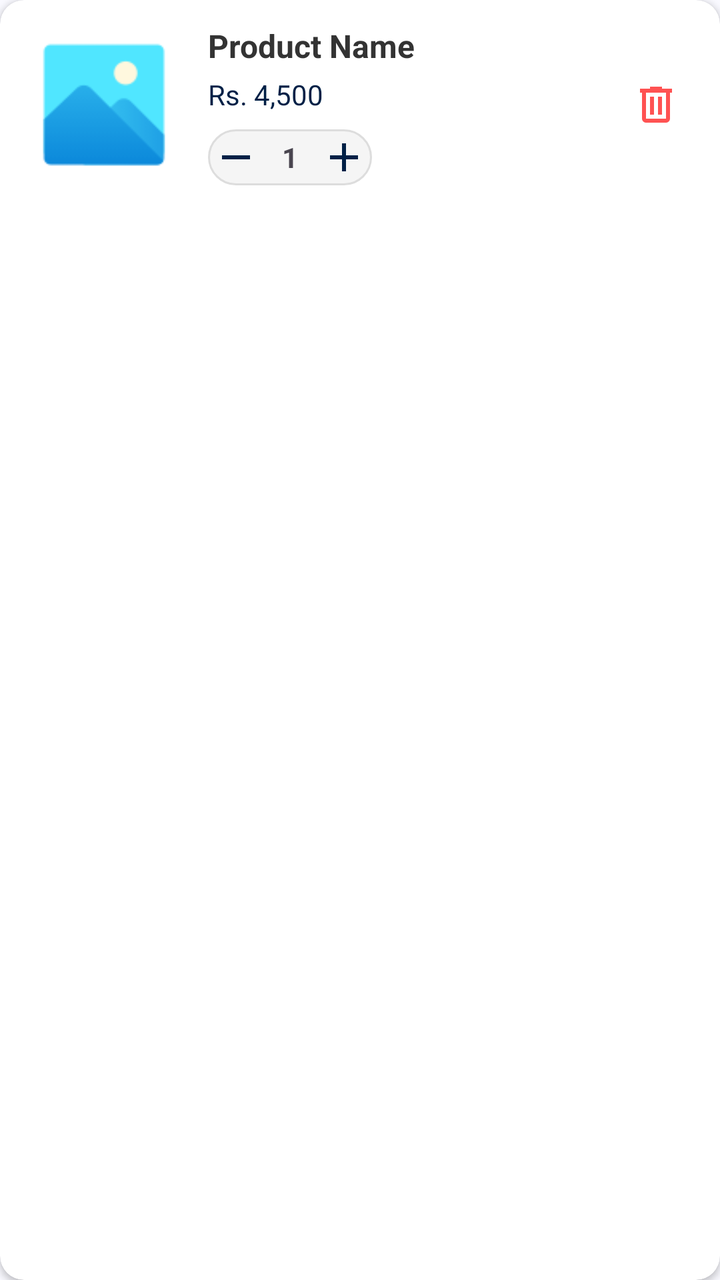
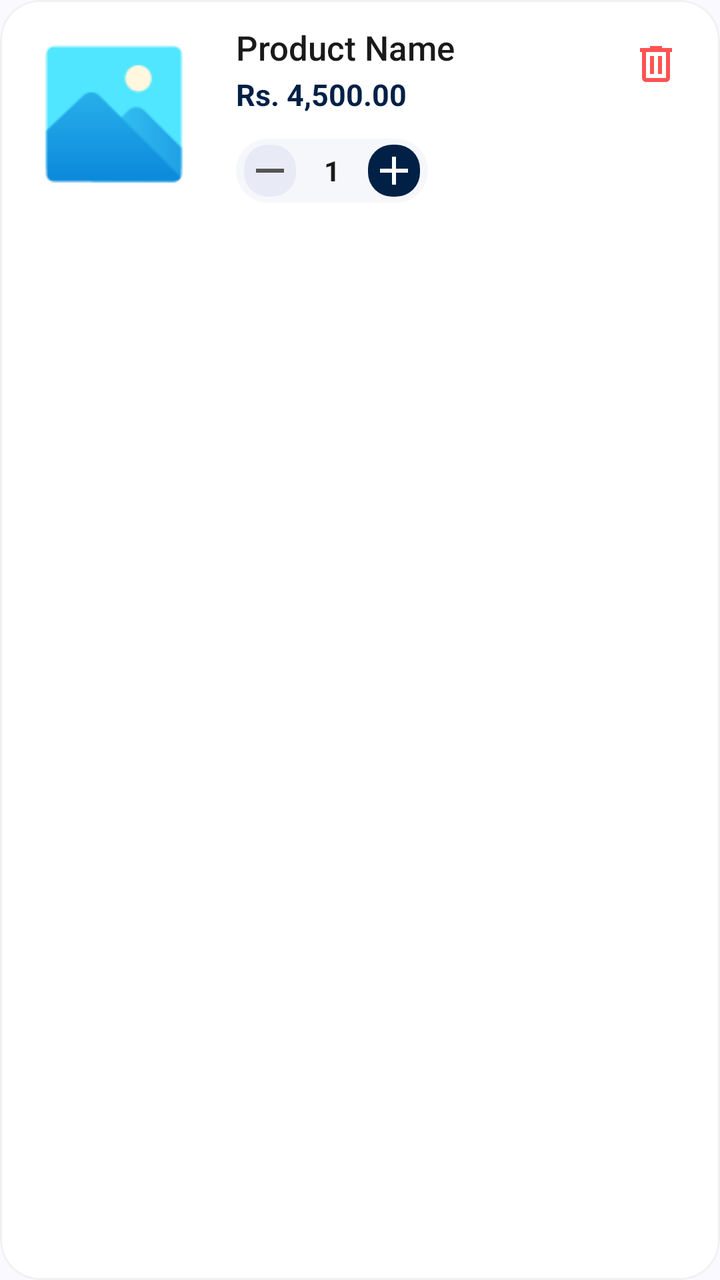

An Android layout rendered at two revisions. The XML below is the earlier revision; the diff shows what the commit changed to produce the second picture.
<!-- AndroidManifest.xml: application theme Theme.Evora -->
<!-- res/layout/item_cart.xml -->
<?xml version="1.0" encoding="utf-8"?>
<androidx.cardview.widget.CardView xmlns:android="http://schemas.android.com/apk/res/android"
    xmlns:app="http://schemas.android.com/apk/res-auto"
    android:layout_width="match_parent"
    android:layout_height="wrap_content"
    android:layout_marginVertical="6dp"
    app:cardCornerRadius="12dp"
    app:cardElevation="2dp">

    <LinearLayout
        android:layout_width="match_parent"
        android:layout_height="wrap_content"
        android:gravity="center_vertical"
        android:orientation="horizontal"
        android:padding="12dp">

        <ImageView
            android:id="@+id/cart_product_img"
            android:layout_width="80dp"
            android:layout_height="80dp"
            android:scaleType="centerCrop"
            android:src="@drawable/placeholder" />

        <LinearLayout
            android:layout_width="0dp"
            android:layout_height="wrap_content"
            android:layout_marginStart="12dp"
            android:layout_weight="1"
            android:orientation="vertical">

            <TextView
                android:id="@+id/cart_product_name"
                android:layout_width="wrap_content"
                android:layout_height="wrap_content"
                android:text="Product Name"
                android:textColor="#333333"
                android:textSize="16sp"
                android:textStyle="bold" />

            <TextView
                android:id="@+id/cart_product_price"
                android:layout_width="wrap_content"
                android:layout_height="wrap_content"
                android:layout_marginTop="4dp"
                android:text="Rs. 4,500"
                android:textColor="?attr/colorPrimary" />

            <LinearLayout
                android:layout_width="wrap_content"
                android:layout_height="wrap_content"
                android:layout_marginTop="8dp"
                android:background="@drawable/search_bg"
                android:gravity="center_vertical"
                android:orientation="horizontal"
                android:padding="2dp">
                <ImageButton
                    android:id="@+id/btn_cart_minus"
                    android:layout_width="24dp"
                    android:layout_height="24dp"
                    android:background="?attr/selectableItemBackgroundBorderless"
                    android:src="@drawable/remove" />
                <TextView
                    android:id="@+id/tv_cart_qty"
                    android:layout_width="30dp"
                    android:layout_height="wrap_content"
                    android:gravity="center"
                    android:text="1"
                    android:textStyle="bold" />
                <ImageButton
                    android:id="@+id/btn_cart_plus"
                    android:layout_width="24dp"
                    android:layout_height="24dp"
                    android:background="?attr/selectableItemBackgroundBorderless"
                    android:src="@drawable/add" />
            </LinearLayout>
        </LinearLayout>

        <ImageButton
            android:id="@+id/btn_remove_item"
            android:layout_width="40dp"
            android:layout_height="40dp"
            android:background="?attr/selectableItemBackgroundBorderless"
            android:src="@drawable/delete"
            app:tint="#FF5252" />

    </LinearLayout>
</androidx.cardview.widget.CardView>
<!-- resources referenced by this layout -->
<resources>
  <!-- drawable remove (drawable) -->
  <vector xmlns:android="http://schemas.android.com/apk/res/android"
      android:width="24dp"
      android:height="24dp"
      android:viewportWidth="960"
      android:viewportHeight="960">
    <path
        android:pathData="M200,520v-80h560v80L200,520Z"
        android:fillColor="#002046"/>
  </vector>
  <!-- drawable search_bg (drawable) -->
  <?xml version="1.0" encoding="utf-8"?>
  <shape xmlns:android="http://schemas.android.com/apk/res/android">
      <solid android:color="#F5F5F5"/> <corners android:radius="20dp"/>  <stroke
      android:width="1dp"
      android:color="#DDDDDD"/>     </shape>
  <color name="md_theme_primary">#002046</color>
  <color name="md_theme_onPrimary">#FFFFFF</color>
  <color name="md_theme_primaryContainer">#D6E3FF</color>
  <color name="md_theme_onPrimaryContainer">#264777</color>
  <color name="md_theme_secondary">#555F71</color>
  <color name="md_theme_onSecondary">#FFFFFF</color>
  <color name="md_theme_secondaryContainer">#D9E3F9</color>
  <color name="md_theme_onSecondaryContainer">#3E4758</color>
  <color name="md_theme_tertiary">#6F5675</color>
  <color name="md_theme_onTertiary">#FFFFFF</color>
  <color name="md_theme_tertiaryContainer">#F9D8FE</color>
  <color name="md_theme_onTertiaryContainer">#563E5C</color>
  <color name="md_theme_error">#BA1A1A</color>
  <color name="md_theme_onError">#FFFFFF</color>
  <color name="md_theme_errorContainer">#FFDAD6</color>
  <color name="md_theme_onErrorContainer">#93000A</color>
  <color name="md_theme_background">#F9F9FF</color>
  <color name="md_theme_onBackground">#191C20</color>
  <color name="md_theme_surface">#F9F9FF</color>
  <color name="md_theme_onSurface">#191C20</color>
  <color name="md_theme_surfaceVariant">#E0E2EC</color>
  <color name="md_theme_onSurfaceVariant">#44474E</color>
  <color name="md_theme_outline">#74777F</color>
  <color name="md_theme_outlineVariant">#C4C6CF</color>
  <color name="md_theme_inverseSurface">#2E3036</color>
  <color name="md_theme_inverseOnSurface">#F0F0F7</color>
  <color name="md_theme_inversePrimary">#A9C7FF</color>
  <color name="md_theme_primaryFixed">#D6E3FF</color>
  <color name="md_theme_onPrimaryFixed">#001B3D</color>
  <color name="md_theme_primaryFixedDim">#A9C7FF</color>
  <color name="md_theme_onPrimaryFixedVariant">#264777</color>
  <color name="md_theme_secondaryFixed">#D9E3F9</color>
  <color name="md_theme_onSecondaryFixed">#121C2B</color>
  <color name="md_theme_secondaryFixedDim">#BDC7DC</color>
  <color name="md_theme_onSecondaryFixedVariant">#3E4758</color>
  <color name="md_theme_tertiaryFixed">#F9D8FE</color>
  <color name="md_theme_onTertiaryFixed">#28132F</color>
  <color name="md_theme_tertiaryFixedDim">#DCBCE1</color>
  <color name="md_theme_onTertiaryFixedVariant">#563E5C</color>
  <color name="md_theme_surfaceDim">#D9D9E0</color>
  <color name="md_theme_surfaceBright">#F9F9FF</color>
  <color name="md_theme_surfaceContainerLowest">#FFFFFF</color>
  <color name="md_theme_surfaceContainerLow">#F3F3FA</color>
  <color name="md_theme_surfaceContainer">#EDEDF4</color>
  <color name="md_theme_surfaceContainerHigh">#E7E8EE</color>
  <color name="md_theme_surfaceContainerHighest">#E2E2E9</color>
  <!-- unchanged entries left out for length: 4 -->
</resources>

<!-- the commit's change to res/layout/item_cart.xml (unified diff, before → after) -->
@@ -1,11 +1,15 @@
 <?xml version="1.0" encoding="utf-8"?>
-<androidx.cardview.widget.CardView xmlns:android="http://schemas.android.com/apk/res/android"
+<com.google.android.material.card.MaterialCardView xmlns:android="http://schemas.android.com/apk/res/android"
     xmlns:app="http://schemas.android.com/apk/res-auto"
     android:layout_width="match_parent"
     android:layout_height="wrap_content"
-    android:layout_marginVertical="6dp"
-    app:cardCornerRadius="12dp"
-    app:cardElevation="2dp">
+    android:layout_marginHorizontal="8dp"
+    android:layout_marginVertical="8dp"
+    app:cardCornerRadius="20dp"
+    app:cardElevation="0dp"
+    app:strokeWidth="1dp"
+    app:strokeColor="#F0F0F0"
+    app:cardBackgroundColor="#FFFFFF">
 
     <LinearLayout
         android:layout_width="match_parent"
@@ -14,17 +18,18 @@
         android:orientation="horizontal"
         android:padding="12dp">
 
-        <ImageView
+        <com.google.android.material.imageview.ShapeableImageView
             android:id="@+id/cart_product_img"
-            android:layout_width="80dp"
-            android:layout_height="80dp"
+            android:layout_width="90dp"
+            android:layout_height="90dp"
             android:scaleType="centerCrop"
-            android:src="@drawable/placeholder" />
+            android:src="@drawable/placeholder"
+            app:shapeAppearanceOverlay="@style/RoundedImageView_Medium" />
 
         <LinearLayout
             android:layout_width="0dp"
             android:layout_height="wrap_content"
-            android:layout_marginStart="12dp"
+            android:layout_marginStart="16dp"
             android:layout_weight="1"
             android:orientation="vertical">
 
@@ -32,46 +37,59 @@
                 android:id="@+id/cart_product_name"
                 android:layout_width="wrap_content"
                 android:layout_height="wrap_content"
+                android:ellipsize="end"
+                android:maxLines="1"
                 android:text="Product Name"
-                android:textColor="#333333"
-                android:textSize="16sp"
-                android:textStyle="bold" />
+                android:textColor="#1A1A1A"
+                android:textSize="17sp"
+                android:fontFamily="sans-serif-medium" />
 
             <TextView
                 android:id="@+id/cart_product_price"
                 android:layout_width="wrap_content"
                 android:layout_height="wrap_content"
-                android:layout_marginTop="4dp"
-                android:text="Rs. 4,500"
-                android:textColor="?attr/colorPrimary" />
+                android:layout_marginTop="2dp"
+                android:text="Rs. 4,500.00"
+                android:textColor="?attr/colorPrimary"
+                android:textSize="15sp"
+                android:textStyle="bold" />
 
             <LinearLayout
                 android:layout_width="wrap_content"
-                android:layout_height="wrap_content"
-                android:layout_marginTop="8dp"
-                android:background="@drawable/search_bg"
+                android:layout_height="32dp"
+                android:layout_marginTop="12dp"
+                android:background="@drawable/quantity_selector_bg"
                 android:gravity="center_vertical"
                 android:orientation="horizontal"
-                android:padding="2dp">
+                android:paddingHorizontal="4dp">
+
                 <ImageButton
                     android:id="@+id/btn_cart_minus"
-                    android:layout_width="24dp"
-                    android:layout_height="24dp"
-                    android:background="?attr/selectableItemBackgroundBorderless"
-                    android:src="@drawable/remove" />
+                    android:layout_width="26dp"
+                    android:layout_height="26dp"
+                    android:background="@drawable/qty_btn_bg_light"
+                    android:src="@drawable/remove"
+                    android:padding="6dp"
+                    app:tint="#555555" />
+
                 <TextView
                     android:id="@+id/tv_cart_qty"
-                    android:layout_width="30dp"
+                    android:layout_width="36dp"
                     android:layout_height="wrap_content"
                     android:gravity="center"
                     android:text="1"
+                    android:textColor="#1A1A1A"
+                    android:textSize="14sp"
                     android:textStyle="bold" />
+
                 <ImageButton
                     android:id="@+id/btn_cart_plus"
-                    android:layout_width="24dp"
-                    android:layout_height="24dp"
-                    android:background="?attr/selectableItemBackgroundBorderless"
-                    android:src="@drawable/add" />
+                    android:layout_width="26dp"
+                    android:layout_height="26dp"
+                    android:background="@drawable/qty_btn_bg_dark"
+                    android:src="@drawable/add"
+                    android:padding="6dp"
+                    app:tint="#FFFFFF" />
             </LinearLayout>
         </LinearLayout>
 
@@ -79,9 +97,11 @@
             android:id="@+id/btn_remove_item"
             android:layout_width="40dp"
             android:layout_height="40dp"
+            android:layout_gravity="top"
             android:background="?attr/selectableItemBackgroundBorderless"
+            android:padding="8dp"
             android:src="@drawable/delete"
             app:tint="#FF5252" />
 
     </LinearLayout>
-</androidx.cardview.widget.CardView>
+</com.google.android.material.card.MaterialCardView>
<!-- resource entries referenced after the edit -->
@@ -1,5 +1,29 @@
 <!-- resources referenced by this layout -->
 <resources>
+  <!-- drawable qty_btn_bg_dark (drawable) -->
+  <?xml version="1.0" encoding="utf-8"?>
+  <ripple xmlns:android="http://schemas.android.com/apk/res/android"
+      android:color="#40FFFFFF"> <item>
+      <shape android:shape="rectangle">
+          <solid android:color="?attr/colorPrimary" />
+          <corners android:radius="12dp" />
+      </shape>
+  </item>
+  </ripple>
+  <!-- drawable qty_btn_bg_light (drawable) -->
+  <?xml version="1.0" encoding="utf-8"?>
+  <ripple xmlns:android="http://schemas.android.com/apk/res/android"
+      android:color="#E0E0E0"> <item>
+      <shape android:shape="rectangle">
+          <solid android:color="#E8EAF6" /> <corners android:radius="12dp" />
+      </shape>
+  </item>
+  </ripple>
+  <!-- drawable quantity_selector_bg (drawable) -->
+  <shape xmlns:android="http://schemas.android.com/apk/res/android">
+      <solid android:color="#F5F7FB" />
+      <corners android:radius="16dp" />
+  </shape>
   <!-- drawable remove (drawable) -->
   <vector xmlns:android="http://schemas.android.com/apk/res/android"
       android:width="24dp"
@@ -10,12 +34,9 @@
         android:pathData="M200,520v-80h560v80L200,520Z"
         android:fillColor="#002046"/>
   </vector>
-  <!-- drawable search_bg (drawable) -->
-  <?xml version="1.0" encoding="utf-8"?>
-  <shape xmlns:android="http://schemas.android.com/apk/res/android">
-      <solid android:color="#F5F5F5"/> <corners android:radius="20dp"/>  <stroke
-      android:width="1dp"
-      android:color="#DDDDDD"/>     </shape>
+  <style name="RoundedImageView_Medium">
+          <item name="cornerSize">16dp</item>
+      </style>
   <color name="md_theme_primary">#002046</color>
   <color name="md_theme_onPrimary">#FFFFFF</color>
   <color name="md_theme_primaryContainer">#D6E3FF</color>
